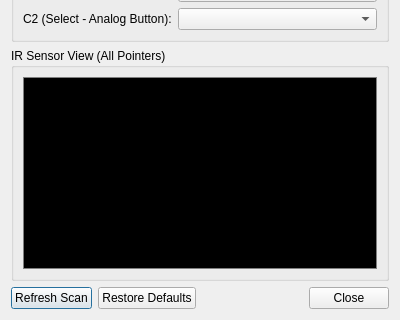
The window that rpcs3/rpcs3qt/wiimote_settings_dialog.ui (RPCS3/rpcs3) describes before a commit, drawn with Qt 5; both pictures show x 0 to 400 and y 474 to 794 of the 400 by 794 pixel window.
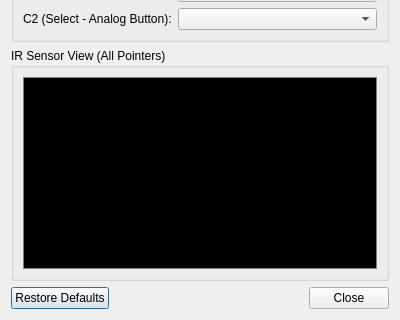
The same window after the commit.

Commit message: Wiimote to GunCon3: IR healthchecks to determine connection state

What changed in the file:
```diff
--- a/rpcs3/rpcs3qt/wiimote_settings_dialog.ui
+++ b/rpcs3/rpcs3qt/wiimote_settings_dialog.ui
@@ -206,13 +206,6 @@
    </item>
    <item>
     <layout class="QHBoxLayout" name="horizontalLayout">
-     <item>
-      <widget class="QPushButton" name="scanButton">
-       <property name="text">
-        <string>Refresh Scan</string>
-       </property>
-      </widget>
-     </item>
      <item>
       <widget class="QPushButton" name="restoreDefaultsButton">
        <property name="text">
```
The commit also changes 3 other files.
